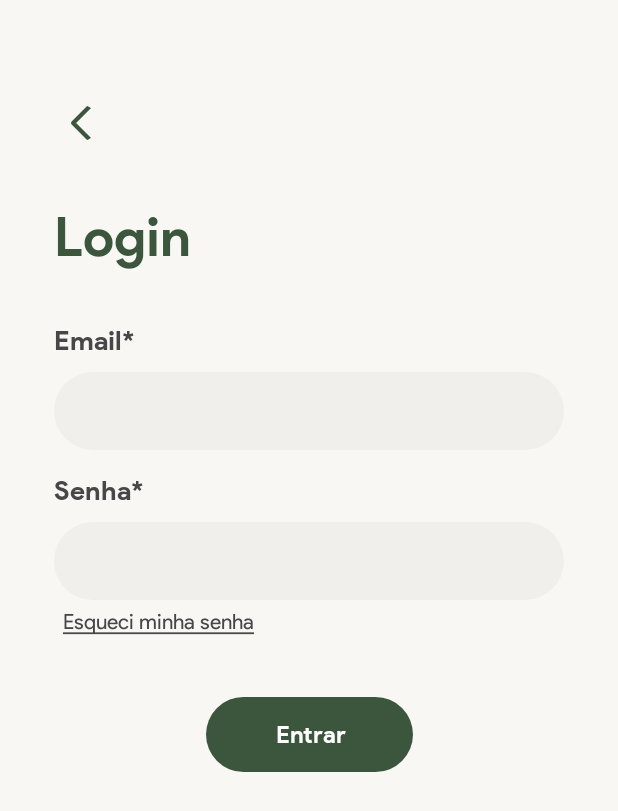
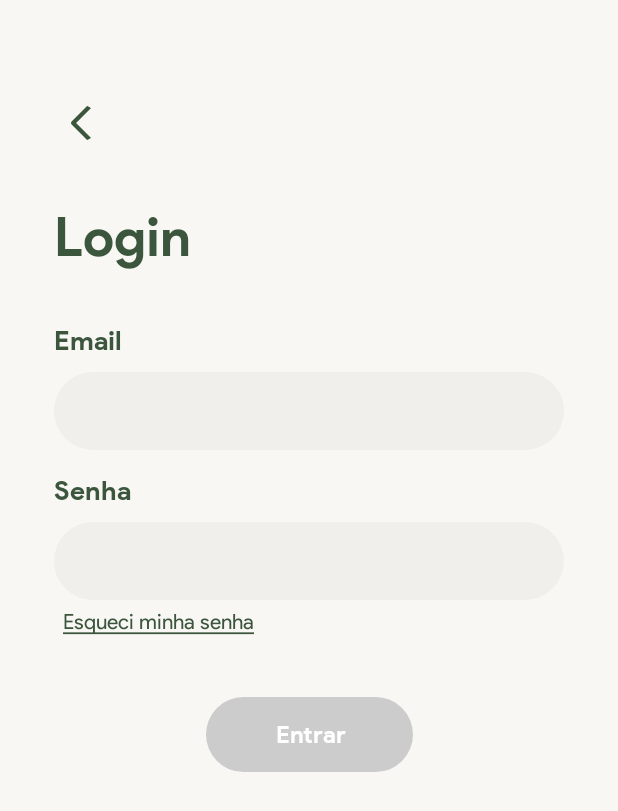
Before and after one commit to auto-motion-io/Buscar-App, an Android app built with Jetpack Compose: the screen it shows after launch (MainActivity), after a tap on "Login", on a phone screen of 412 x 824 dp. Shown: the top 811 px of the screen. Run offline under Robolectric (Android 15) with nearby library versions, the phone set to English and light mode, and no system bars.

Commit message:
feat: disabled button com campos vazios + add email e senha padrao para ir para a tela oficina

```diff
--- a/app/src/main/java/com/example/futurobuscartelas/LoginScreen.kt
+++ b/app/src/main/java/com/example/futurobuscartelas/LoginScreen.kt
@@ -1,5 +1,6 @@
 package com.example.futurobuscartelas
 
+import android.widget.Toast
 import androidx.activity.ComponentActivity
 import androidx.compose.foundation.Image
 import androidx.compose.foundation.layout.Box
@@ -28,6 +29,7 @@ import androidx.compose.ui.Alignment
 import androidx.compose.ui.Modifier
 import androidx.compose.ui.graphics.Color
 import androidx.compose.ui.layout.ContentScale
+import androidx.compose.ui.platform.LocalContext
 import androidx.compose.ui.res.painterResource
 import androidx.compose.ui.text.TextStyle
 import androidx.compose.ui.text.font.FontWeight
@@ -60,7 +62,9 @@ fun LoginScreen(navController: NavHostController) {
 
     var email by remember { mutableStateOf("") }
     var senha by remember { mutableStateOf("") }
-
+    var isEmailValid by remember { mutableStateOf(false) }
+    var isSenhaValid by remember { mutableStateOf(false) }
+    val context = LocalContext.current
 
     Surface(
         modifier = Modifier.fillMaxSize(),
@@ -102,18 +106,24 @@ fun LoginScreen(navController: NavHostController) {
                     Spacer(modifier = Modifier.height(36.dp))
 
                     Column(modifier = Modifier.fillMaxWidth()) {
-                        UpperLabelText(value = "Email*")
+                        UpperLabelText(value = "Email")
                         CustomOutlinedTextField(
                             value = email,
-                            onValueChange = { email = it },
+                            onValueChange = {
+                                email = it
+                                if (email == "motion@gmail.com") isEmailValid = true
+                            },
                         )
 
                         Spacer(modifier = Modifier.height(16.dp))
 
-                        UpperLabelText(value = "Senha*")
+                        UpperLabelText(value = "Senha")
                         CustomOutlinedTextField(
                             value = senha,
-                            onValueChange = { senha = it },
+                            onValueChange = {
+                                senha = it
+                                if (senha == "motion") isSenhaValid = true
+                            },
                             isPasswordField = true
                         )
                         Text(
@@ -122,26 +132,36 @@ fun LoginScreen(navController: NavHostController) {
                             textDecoration = TextDecoration.Underline,
                             fontFamily = PRODUCT_SANS_FAMILY,
                             fontSize = 14.sp,
-                            color = Color(71, 71, 71, 255)
+                            color = VerdeBuscar
                         )
                         Spacer(modifier = Modifier.height(36.dp))
 
                         Button(
                             onClick = {
-                                navController.navigate("oficina")
+                                if (!isEmailValid || !isSenhaValid) {
+                                    Toast.makeText(
+                                        context,
+                                        "Email ou senha inválidos",
+                                        Toast.LENGTH_SHORT
+                                    ).show()
+                                } else {
+                                    navController.navigate("oficina")
+                                }
                             },
                             modifier = Modifier
                                 .align(Alignment.CenterHorizontally)
                                 .height(50.dp)
                                 .width(138.dp),
                             colors = ButtonDefaults.buttonColors(
-                                containerColor = VerdeBuscar
-                            )
+                                containerColor = VerdeBuscar,
+                                disabledContainerColor = Color.LightGray,
+                                disabledContentColor = Color.White,
+                            ),
+                            enabled = senha.isNotBlank() && email.isNotBlank()
                         ) {
                             Text(
                                 text = "Entrar",
                                 style = TextStyle(
-                                    color = Color.White,
                                     fontWeight = FontWeight.Bold,
                                     fontFamily = PRODUCT_SANS_FAMILY
                                 ),
@@ -206,7 +226,7 @@ private fun UpperLabelText(value: String) {
         style = TextStyle(
             fontFamily = PRODUCT_SANS_FAMILY,
             fontWeight = FontWeight.Bold,
-            color = Color(71, 71, 71),
+            color = VerdeBuscar,
             fontSize = 18.sp
         )
     )
```
